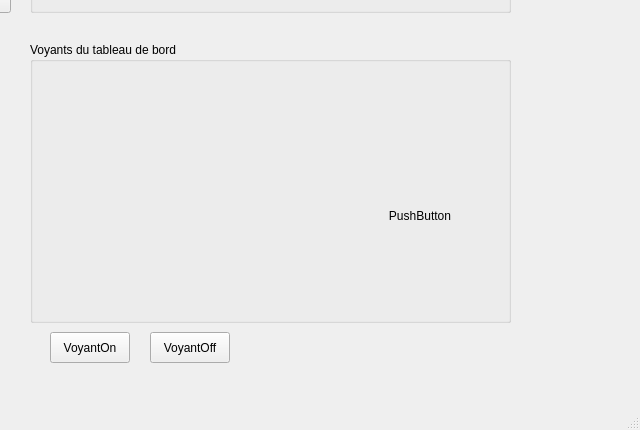
Above: mainwindow.ui from Kuro-Ex/Mini_Projet_Diag before the change; both pictures show x 500 to 1140 and y 138 to 568 of the 1140 by 568 pixel window. Below: the same form after it.
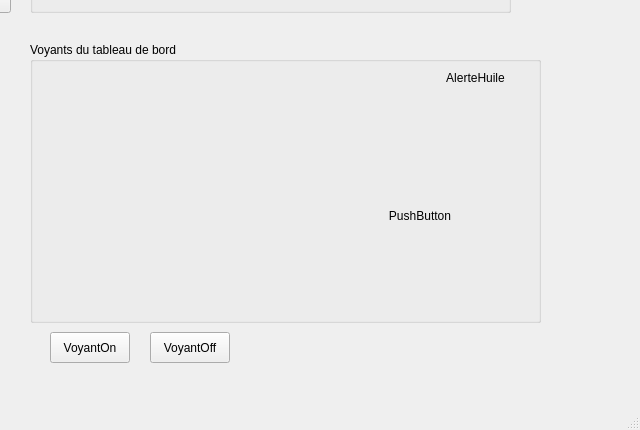
That is the form after the change. Icons and pictures are not drawn.

```diff
--- a/mainwindow.ui
+++ b/mainwindow.ui
@@ -415,7 +415,7 @@
      <rect>
       <x>530</x>
       <y>180</y>
-      <width>481</width>
+      <width>511</width>
       <height>281</height>
      </rect>
     </property>
@@ -487,7 +487,7 @@
        <x>150</x>
        <y>100</y>
        <width>80</width>
-       <height>41</height>
+       <height>51</height>
       </rect>
      </property>
      <property name="styleSheet">
@@ -497,6 +497,16 @@
      <property name="text">
       <string/>
      </property>
+     <property name="icon">
+      <iconset resource="resources.qrc">
+       <normaloff>:/img/build/frpkOff.png</normaloff>:/img/build/frpkOff.png</iconset>
+     </property>
+     <property name="iconSize">
+      <size>
+       <width>64</width>
+       <height>64</height>
+      </size>
+     </property>
     </widget>
     <widget class="QPushButton" name="pushButton_10">
      <property name="geometry">
@@ -604,7 +614,7 @@
       <rect>
        <x>150</x>
        <y>153</y>
-       <width>80</width>
+       <width>81</width>
        <height>41</height>
       </rect>
      </property>
@@ -767,8 +777,8 @@
     <widget class="QPushButton" name="pushButton_9">
      <property name="geometry">
       <rect>
-       <x>250</x>
-       <y>153</y>
+       <x>50</x>
+       <y>150</y>
        <width>80</width>
        <height>41</height>
       </rect>
@@ -791,6 +801,35 @@
       </size>
      </property>
     </widget>
+    <widget class="QPushButton" name="AlerteHuile">
+     <property name="geometry">
+      <rect>
+       <x>390</x>
+       <y>20</y>
+       <width>111</width>
+       <height>31</height>
+      </rect>
+     </property>
+     <property name="styleSheet">
+      <string notr="true">    border: none;
+    background-color: transparent;
+
+</string>
+     </property>
+     <property name="text">
+      <string>AlerteHuile</string>
+     </property>
+     <property name="icon">
+      <iconset resource="resources.qrc">
+       <normaloff>:/img/build/AlerteHuile.png</normaloff>:/img/build/AlerteHuile.png</iconset>
+     </property>
+     <property name="iconSize">
+      <size>
+       <width>32</width>
+       <height>32</height>
+      </size>
+     </property>
+    </widget>
    </widget>
   </widget>
   <widget class="QMenuBar" name="menubar">
```
Left out of the diff: 10 changed lines with no effect on the pictures.
